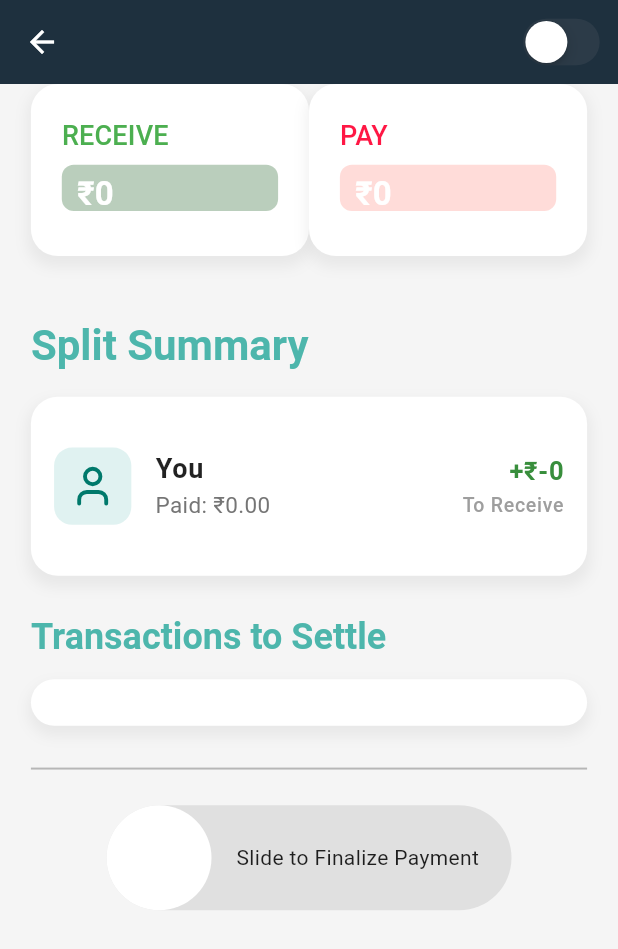
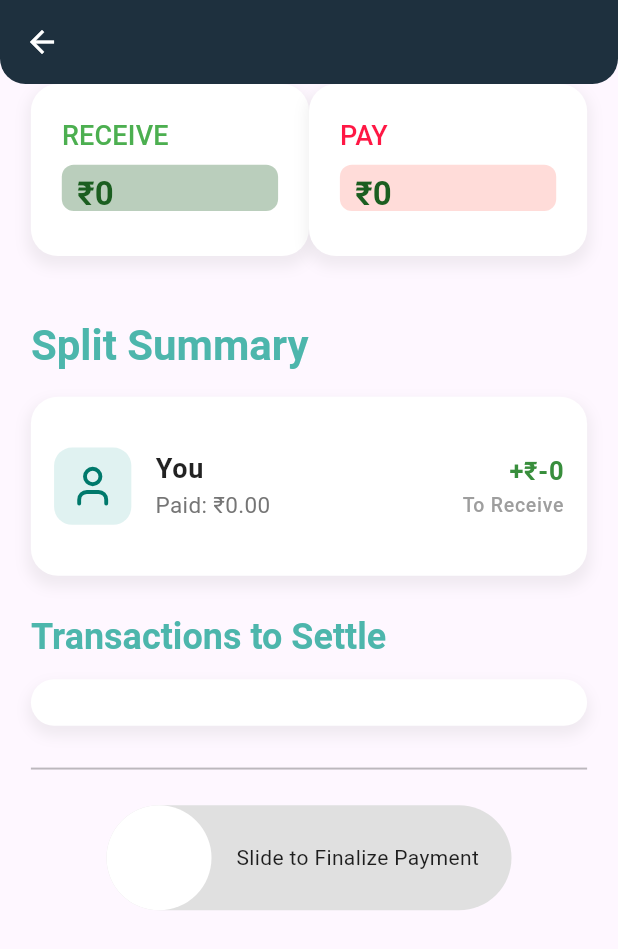
Before and after one commit to deepankar0611/split_wise, a Flutter app: the FinalSplitScreen screen opened directly with empty values, on a phone screen of 412 x 824 dp. Shown: the top 949 px of the screen. Run offline on Flutter 3.47's test engine with Material 3 defaults, Android fonts, the phone set to English and light mode, and no system bars; drawn by our look-alikes of slider_button; our stand-ins replace cloud_firestore, firebase_auth, firebase_core, flutter_riverpod, google_fonts, google_sign_in and 5 more; accounts and stored records are empty; project files that could hold a hidden picture were left out.

```diff
--- a/lib/split/final_split_screen.dart
+++ b/lib/split/final_split_screen.dart
@@ -9,10 +9,10 @@ import 'dart:ui';
 
 class FinalSplitScreen extends StatefulWidget {
   final List<Map<String, dynamic>> selectedPeople;
-  final Map<String, double> payerAmounts;
+  final Map<String, double> payerAmounts; // Now expects UID keys
   final double totalAmount;
   final String expenseDescription;
-  final String selectedCategory;
+  final String selectedCategory; // Added for consistency with HomeScreen
 
   const FinalSplitScreen({
     super.key,
@@ -29,29 +29,9 @@ class FinalSplitScreen extends StatefulWidget {
 
 class _FinalSplitScreenState extends State<FinalSplitScreen> {
   bool _paymentFinalized = false;
-  bool _isDarkMode = false;
-  String currentUserName = "You";
-
-  @override
-  void initState() {
-    super.initState();
-    _fetchCurrentUserName();
-  }
-
-  Future<void> _fetchCurrentUserName() async {
-    final userDoc = await FirebaseFirestore.instance
-        .collection('users')
-        .doc(FirebaseAuth.instance.currentUser!.uid)
-        .get();
-    if (userDoc.exists) {
-      setState(() {
-        currentUserName = userDoc['name'] ?? "You";
-      });
-    }
-  }
 
   double _calculateAmountPerPerson() {
-    return widget.totalAmount / (widget.selectedPeople.length + 1);
+    return widget.totalAmount / (widget.selectedPeople.length + 1); // +1 for "You"
   }
 
   void _handleFinalizePayment() {
@@ -59,17 +39,31 @@ class _FinalSplitScreenState extends State<FinalSplitScreen> {
       _paymentFinalized = true;
     });
 
+    User? user = FirebaseAuth.instance.currentUser;
+    if (user == null) return;
+
+    // Unified list of participants with UIDs
     List<Map<String, dynamic>> people = [
-      {"name": currentUserName}
+      {"name": "You", "uid": user.uid}
     ]..addAll(widget.selectedPeople);
 
-    Map<String, double> finalPayerAmounts = Map.from(widget.payerAmounts);
-    print("Final Payer Amounts: $finalPayerAmounts");
+    // Convert payerAmounts to UID-based map
+    Map<String, double> finalPayerAmounts = {};
+    for (var person in people) {
+      String uid = person['uid'];
+      String name = person['name'];
+      finalPayerAmounts[uid] = name == "You" && widget.payerAmounts.isEmpty
+          ? widget.totalAmount
+          : widget.payerAmounts[name] ?? 0.0;
+    }
 
-    List<Map<String, dynamic>> transactions =
-    _calculateTransactions(people, _calculateAmountPerPerson(), finalPayerAmounts);
+    List<Map<String, dynamic>> transactions = _calculateTransactions(
+      people,
+      _calculateAmountPerPerson(),
+      finalPayerAmounts,
+    );
 
-    _uploadSplitData(transactions);
+    _uploadSplitData(people, finalPayerAmounts, transactions);
 
     Future.delayed(const Duration(milliseconds: 1400), () {
       if (mounted) {
@@ -94,98 +88,59 @@ class _FinalSplitScreenState extends State<FinalSplitScreen> {
         DocumentSnapshot receiverSnapshot = await transaction.get(receiverRef);
 
         if (!payerSnapshot.exists || !receiverSnapshot.exists) {
-          print("⚠ Payer or Receiver document does not exist!");
+          print("⚠ User document missing!");
           return;
         }
 
-        double currentPayerAmount =
-            (payerSnapshot.data() as Map<String, dynamic>?)?['amountToPay']?.toDouble() ?? 0.0;
-        double currentReceiverAmount =
-            (receiverSnapshot.data() as Map<String, dynamic>?)?['amountToReceive']?.toDouble() ?? 0.0;
+        double currentPayerAmount = (payerSnapshot.data() as Map<String, dynamic>?)?['amountToPay']?.toDouble() ?? 0.0;
+        double currentReceiverAmount = (receiverSnapshot.data() as Map<String, dynamic>?)?['amountToReceive']?.toDouble() ?? 0.0;
 
-        double updatedPayerAmount = currentPayerAmount + amount;
-        double updatedReceiverAmount = currentReceiverAmount + amount;
-
-        transaction.update(payerRef, {'amountToPay': updatedPayerAmount});
-        transaction.update(receiverRef, {'amountToReceive': updatedReceiverAmount});
-
-        print("✅ Updated Payer ($payerUid) - Amount to Pay: $updatedPayerAmount");
-        print("✅ Updated Receiver ($receiverUid) - Amount to Receive: $updatedReceiverAmount");
+        transaction.update(payerRef, {'amountToPay': currentPayerAmount + amount});
+        transaction.update(receiverRef, {'amountToReceive': currentReceiverAmount + amount});
       });
-
-      print("🔥 User balances updated successfully!");
     } catch (e) {
       print("⚠ Error updating balance: $e");
     }
   }
 
-  Future<void> _uploadSplitData(List<Map<String, dynamic>> transactions) async {
+  Future<void> _uploadSplitData(
+      List<Map<String, dynamic>> people,
+      Map<String, double> finalPayerAmounts,
+      List<Map<String, dynamic>> transactions,
+      ) async {
     try {
       FirebaseFirestore firestore = FirebaseFirestore.instance;
       User? user = FirebaseAuth.instance.currentUser;
-
       if (user == null) {
         print("⚠ User not logged in");
         return;
       }
 
-      // Prepare paidBy map with UIDs as keys
+      // Prepare the paidBy map with UIDs
       Map<String, double> paidBy = {};
-      for (var payerName in widget.payerAmounts.keys) {
-        String? payerUid = (payerName == currentUserName)
-            ? user.uid
-            : widget.selectedPeople.firstWhere(
-              (p) => p['name'] == payerName,
-          orElse: () => {'uid': null},
-        )['uid'];
-        if (payerUid != null) {
-          paidBy[payerUid] = widget.payerAmounts[payerName] ?? 0.0;
-        }
+      for (var person in people) {
+        paidBy[person['uid']] = finalPayerAmounts[person['uid']] ?? 0.0;
       }
 
       DocumentReference splitRef = await firestore.collection('splits').add({
         'createdBy': user.uid,
         'description': widget.expenseDescription,
         'totalAmount': widget.totalAmount,
-        'participants': [
-          user.uid,
-          ...widget.selectedPeople.map((p) => p['uid'] ?? "Unknown")
-        ],
+        'participants': people.map((p) => p['uid']).toList(),
         'createdAt': FieldValue.serverTimestamp(),
-        'category': widget.selectedCategory,
-        'paidBy': paidBy, // Store total paid amounts by UID
+        'paidBy': paidBy, // Store paid amounts at split level
+        'category': widget.selectedCategory, // Include category
       });
 
-      print("✅ Split created with ID: ${splitRef.id}, paidBy: $paidBy");
+      print("✅ Split created with ID: ${splitRef.id}, PaidBy: $paidBy");
 
       for (var transaction in transactions) {
-        String? payerName = transaction['from'];
-        String? receiverName = transaction['to'];
+        String payerName = transaction['from'];
+        String receiverName = transaction['to'];
         double amount = transaction['amount'];
 
-        print("🔹 Transaction: $payerName → $receiverName, Amount: $amount");
-
-        String? payerUid = (payerName == currentUserName)
-            ? user.uid
-            : widget.selectedPeople.firstWhere(
-              (p) => p['name'] == payerName,
-          orElse: () => {'uid': null},
-        )['uid'];
-
-        String? receiverUid = (receiverName == currentUserName)
-            ? user.uid
-            : widget.selectedPeople.firstWhere(
-              (p) => p['name'] == receiverName,
-          orElse: () => {'uid': null},
-        )['uid'];
-
-        if (payerUid == null || receiverUid == null) {
-          print("⚠ Missing payer/receiver UID for transaction: $transaction");
-          continue;
-        }
-
-        // Use the transaction-specific amount
-        print("✅ Transaction Amount for $payerName ($payerUid): $amount");
+        String payerUid = people.firstWhere((p) => p['name'] == payerName)['uid'];
+        String receiverUid = people.firstWhere((p) => p['name'] == receiverName)['uid'];
 
         await splitRef.collection('transactions').add({
           'from': payerUid,
@@ -193,8 +148,6 @@ class _FinalSplitScreenState extends State<FinalSplitScreen> {
           'amount': amount,
           'timestamp': FieldValue.serverTimestamp(),
         });
-
-        print("🔥 Transaction uploaded: $payerName pays ₹$amount to $receiverName");
 
         await updateUserBalance(
           payerUid: payerUid,
@@ -210,17 +163,19 @@ class _FinalSplitScreenState extends State<FinalSplitScreen> {
   }
 
   List<Map<String, dynamic>> _calculateTransactions(
-      List<Map<String, dynamic>> people, double amountPerPerson, Map<String, double> finalPayerAmounts) {
+      List<Map<String, dynamic>> people,
+      double amountPerPerson,
+      Map<String, double> finalPayerAmounts,
+      ) {
     List<Map<String, dynamic>> transactions = [];
-
     List<Map<String, dynamic>> balances = people.map((person) {
       return {
         'name': person['name'],
-        'balance': (finalPayerAmounts[person['name']] ?? 0.0) - amountPerPerson
+        'balance': (finalPayerAmounts[person['uid']] ?? 0.0) - amountPerPerson,
       };
     }).toList();
 
-    balances.sort((a, b) => (a['balance'] as double).compareTo((b['balance'] as double)));
+    balances.sort((a, b) => (a['balance'] as double).compareTo(b['balance'] as double));
 
     int i = 0, j = balances.length - 1;
     while (i < j) {
@@ -253,22 +208,28 @@ class _FinalSplitScreenState extends State<FinalSplitScreen> {
     var screenWidth = MediaQuery.of(context).size.width;
     var screenHeight = MediaQuery.of(context).size.height;
 
-    Map<String, double> finalPayerAmounts = Map.from(widget.payerAmounts);
+    User? user = FirebaseAuth.instance.currentUser;
     List<Map<String, dynamic>> allPeople = [
-      {"name": currentUserName}
+      {"name": "You", "uid": user?.uid ?? ""}
     ]..addAll(widget.selectedPeople);
 
-    List<Map<String, dynamic>> transactions =
-    _calculateTransactions(allPeople, amountPerPerson, finalPayerAmounts);
+    Map<String, double> finalPayerAmounts = {};
+    for (var person in allPeople) {
+      String uid = person['uid'];
+      String name = person['name'];
+      finalPayerAmounts[uid] = name == "You" && widget.payerAmounts.isEmpty
+          ? widget.totalAmount
+          : widget.payerAmounts[name] ?? 0.0;
+    }
 
-    double userAmount = finalPayerAmounts[currentUserName] ?? 0.0;
+    List<Map<String, dynamic>> transactions = _calculateTransactions(allPeople, amountPerPerson, finalPayerAmounts);
+
+    double userAmount = finalPayerAmounts[user?.uid ?? ""] ?? 0.0;
     double userToPay = amountPerPerson - userAmount;
-    double userToReceive = userAmount;
 
     return Scaffold(
-      backgroundColor: _isDarkMode ? const Color(0xFF121212) : const Color(0xFFF5F5F5),
       appBar: AppBar(
-        title: Text(widget.expenseDescription),
+        title: Center(child: Text(widget.expenseDescription)),
         titleTextStyle: TextStyle(
           color: Colors.white,
           fontSize: screenWidth > 600 ? 24 : 22,
@@ -278,20 +239,9 @@ class _FinalSplitScreenState extends State<FinalSplitScreen> {
         centerTitle: true,
         elevation: 1,
         iconTheme: const IconThemeData(color: Colors.white),
-        actions: [
-          Padding(
-            padding: EdgeInsets.symmetric(horizontal: screenWidth * 0.02),
-            child: CupertinoSwitch(
-              value: _isDarkMode,
-              onChanged: (value) {
-                setState(() {
-                  _isDarkMode = value;
-                });
-              },
-              activeColor: Colors.teal.shade400,
+        shape: const RoundedRectangleBorder(
+          borderRadius: BorderRadius.vertical(bottom: Radius.circular(17)),
         ),
-          ),
-        ],
       ),
       body: Stack(
         children: [
@@ -326,23 +276,17 @@ class _FinalSplitScreenState extends State<FinalSplitScreen> {
                   SizedBox(height: screenHeight * 0.03),
                   Text("Split Summary",
                       style: Theme.of(context).textTheme.headlineMedium?.copyWith(
-                          color: Colors.teal.shade300,
-                          fontWeight: FontWeight.bold,
-                          fontSize: screenWidth > 600 ? 32 : 28)),
+                          color: Colors.teal.shade300, fontWeight: FontWeight.bold, fontSize: screenWidth > 600 ? 32 : 28)),
                   SizedBox(height: screenHeight * 0.02),
                   _buildListView(screenWidth, allPeople, finalPayerAmounts, amountPerPerson),
                   SizedBox(height: screenHeight * 0.03),
                   Text("Transactions to Settle",
                       style: Theme.of(context).textTheme.headlineSmall?.copyWith(
-                          color: Colors.teal.shade300,
-                          fontWeight: FontWeight.bold,
-                          fontSize: screenWidth > 600 ? 28 : 24)),
+                          color: Colors.teal.shade300, fontWeight: FontWeight.bold, fontSize: screenWidth > 600 ? 28 : 24)),
                   SizedBox(height: screenHeight * 0.015),
                   _buildListView(screenWidth, transactions, {}, 0),
                   SizedBox(height: screenHeight * 0.025),
-                  Divider(
-                      thickness: 1.3,
-                      color: _isDarkMode ? Colors.grey.shade600 : Colors.black26),
+                  const Divider(thickness: 1.3, color: Colors.black26),
                   SizedBox(height: screenHeight * 0.02),
                   _buildFinalizeButton(),
                   SizedBox(height: screenHeight * 0.2),
@@ -363,11 +307,7 @@ class _FinalSplitScreenState extends State<FinalSplitScreen> {
                   BackdropFilter(
                     filter: ImageFilter.blur(sigmaX: 5.0, sigmaY: 5.0),
                     child: Center(
-                      child: Lottie.asset(
-                        'assets/animation/45.json',
-                        width: 200,
-                        height: 200,
-                      ),
+                      child: Lottie.asset('assets/animation/45.json', width: 200, height: 200),
                     ),
                   ),
               ],
@@ -383,15 +323,10 @@ class _FinalSplitScreenState extends State<FinalSplitScreen> {
       padding: EdgeInsets.all(width * 0.05),
       margin: EdgeInsets.only(bottom: width * 0.04),
       decoration: BoxDecoration(
-        color: _isDarkMode ? Colors.grey.shade800 : Colors.white,
+        color: Colors.white,
         borderRadius: BorderRadius.circular(18),
         boxShadow: [
-          BoxShadow(
-            color: Colors.grey.withOpacity(0.15),
-            spreadRadius: 2,
-            blurRadius: 7,
-            offset: const Offset(0, 5),
-          ),
+          BoxShadow(color: Colors.grey.withOpacity(0.15), spreadRadius: 2, blurRadius: 7, offset: const Offset(0, 5)),
         ],
       ),
       child: Column(
@@ -399,39 +334,27 @@ class _FinalSplitScreenState extends State<FinalSplitScreen> {
         children: [
           Text(label,
               style: Theme.of(context).textTheme.titleMedium?.copyWith(
-                  color: color,
-                  fontWeight: FontWeight.w500,
-                  fontSize: width > 600 ? 20 : 18)),
+                  color: color, fontWeight: FontWeight.w500, fontSize: width > 600 ? 20 : 18)),
           Padding(
             padding: EdgeInsets.only(top: width * 0.015),
             child: Stack(
               children: [
                 Container(
                   height: width * 0.075,
-                  decoration: BoxDecoration(
-                    color: bgColor.withOpacity(0.3),
-                    borderRadius: BorderRadius.circular(8),
-                  ),
+                  decoration: BoxDecoration(color: bgColor.withOpacity(0.3), borderRadius: BorderRadius.circular(8)),
                 ),
                 ClipRect(
                   child: Container(
                     height: width * 0.075,
-                    width: width * 0.4 *
-                        (amount / (label == "RECEIVE" ? 30000 : 10000)),
-                    decoration: BoxDecoration(
-                      color: color.withOpacity(0.8),
-                      borderRadius: BorderRadius.circular(8),
-                    ),
+                    width: width * 0.4 * (amount / (label == "RECEIVE" ? 30000 : 10000)),
+                    decoration: BoxDecoration(color: color.withOpacity(0.2), borderRadius: BorderRadius.circular(8)),
                   ),
                 ),
                 Padding(
-                  padding: EdgeInsets.symmetric(
-                      vertical: width * 0.015, horizontal: width * 0.025),
+                  padding: EdgeInsets.symmetric(vertical: width * 0.015, horizontal: width * 0.025),
                   child: Text("₹${amount.toStringAsFixed(0)}",
                       style: Theme.of(context).textTheme.titleLarge?.copyWith(
-                          color: Colors.white,
-                          fontWeight: FontWeight.w700,
-                          fontSize: width > 600 ? 26 : 22)),
+                          color: Colors.green.shade900, fontWeight: FontWeight.w700, fontSize: width > 600 ? 26 : 22)),
                 ),
               ],
             ),
@@ -446,15 +369,10 @@ class _FinalSplitScreenState extends State<FinalSplitScreen> {
     return Container(
       padding: EdgeInsets.symmetric(vertical: width * 0.0375),
       decoration: BoxDecoration(
-        color: _isDarkMode ? Colors.grey.shade800 : Colors.white,
+        color: Colors.white,
         borderRadius: BorderRadius.circular(18),
         boxShadow: [
-          BoxShadow(
-            color: Colors.grey.withOpacity(0.15),
-            spreadRadius: 2,
-            blurRadius: 7,
-            offset: const Offset(0, 5),
-          ),
+          BoxShadow(color: Colors.grey.withOpacity(0.15), spreadRadius: 2, blurRadius: 7, offset: const Offset(0, 5)),
         ],
       ),
       child: ListView.builder(
@@ -468,28 +386,17 @@ class _FinalSplitScreenState extends State<FinalSplitScreen> {
 
   Widget _buildListTile(double width, Map<String, dynamic> item,
       Map<String, double> amounts, double amountPerPerson) {
-    if (item.containsKey('name')) { // For Split Summary
-      String payer = item["name"];
-      double amountPaid = amounts[payer] ?? 0.0;
+    if (item.containsKey('name')) { // Split Summary
+      String name = item["name"];
+      String uid = item["uid"];
+      double amountPaid = amounts[uid] ?? 0.0;
       double amountToPay = amountPerPerson - amountPaid;
-      String amountText;
-      TextStyle amountStyle;
-
-      if (amountToPay > 0) {
-        amountText = "-₹${amountToPay.toStringAsFixed(0)}";
-        amountStyle = TextStyle(
-          color: Colors.redAccent.shade700,
+      String amountText = amountToPay > 0 ? "-₹${amountToPay.toStringAsFixed(0)}" : "+₹${(-amountToPay).toStringAsFixed(0)}";
+      TextStyle amountStyle = TextStyle(
+        color: amountToPay > 0 ? Colors.redAccent.shade700 : Colors.green.shade700,
         fontWeight: FontWeight.w700,
         fontSize: width > 600 ? 20 : 17,
       );
-      } else {
-        amountText = "+₹${(-amountToPay).toStringAsFixed(0)}";
-        amountStyle = TextStyle(
-          color: Colors.green.shade700,
-          fontWeight: FontWeight.w700,
-          fontSize: width > 600 ? 20 : 17,
-        );
-      }
 
       return Padding(
         padding: EdgeInsets.symmetric(horizontal: width * 0.0375, vertical: width * 0.02),
@@ -497,69 +404,41 @@ class _FinalSplitScreenState extends State<FinalSplitScreen> {
           contentPadding: EdgeInsets.zero,
           leading: Container(
             padding: EdgeInsets.all(width * 0.025),
-            decoration: BoxDecoration(
-              color: Colors.teal.shade50,
-              borderRadius: BorderRadius.circular(12),
+            decoration: BoxDecoration(color: Colors.teal.shade50, borderRadius: BorderRadius.circular(12)),
+            child: Icon(name == "You" ? LucideIcons.user : LucideIcons.users, color: Colors.teal.shade700, size: width * 0.075),
           ),
-            child: Icon(
-              payer == currentUserName ? LucideIcons.user : LucideIcons.users,
-              color: Colors.teal.shade700,
-              size: width * 0.075,
-            ),
-          ),
-          title: Text(
-            payer == currentUserName ? "You" : payer,
-            style: TextStyle(
-              fontWeight: FontWeight.w600,
-              fontSize: width > 600 ? 22 : 18,
-              color: _isDarkMode ? Colors.white : Colors.black87,
-            ),
-          ),
+          title: Text(name == "You" ? "You" : name,
+              style: TextStyle(fontWeight: FontWeight.w600, fontSize: width > 600 ? 22 : 18, color: Colors.black87)),
           subtitle: Text("Paid: ₹${amountPaid.toStringAsFixed(2)}",
-              style: TextStyle(
-                fontSize: width > 600 ? 18 : 15,
-                color: _isDarkMode ? Colors.grey.shade400 : Colors.grey.shade600,
-              )),
+              style: TextStyle(fontSize: width > 600 ? 18 : 15, color: Colors.grey.shade600)),
           trailing: Column(
             mainAxisAlignment: MainAxisAlignment.center,
             crossAxisAlignment: CrossAxisAlignment.end,
             children: [
               Text(amountText, style: amountStyle),
-              Text(
-                amountToPay > 0 ? "To Pay" : "To Receive",
-                style: TextStyle(
-                    color: _isDarkMode ? Colors.grey.shade400 : Colors.grey.shade500,
-                    fontSize: width > 600 ? 16 : 13),
-              ),
+              Text(amountToPay > 0 ? "To Pay" : "To Receive",
+                  style: TextStyle(color: Colors.grey.shade500, fontSize: width > 600 ? 16 : 13)),
             ],
           ),
         ),
       );
-    } else { // For Transactions to Settle
+    } else { // Transactions to Settle
       return Padding(
         padding: EdgeInsets.symmetric(horizontal: width * 0.0375, vertical: width * 0.025),
         child: ListTile(
           contentPadding: EdgeInsets.zero,
           leading: Container(
             padding: EdgeInsets.all(width * 0.02),
-            decoration: BoxDecoration(
-              color: Colors.teal.shade50,
-              borderRadius: BorderRadius.circular(12),
+            decoration: BoxDecoration(color: Colors.teal.shade50, borderRadius: BorderRadius.circular(12)),
+            child: Icon(LucideIcons.arrowRightCircle, color: Colors.teal.shade700, size: width * 0.065),
           ),
-            child: Icon(
-              LucideIcons.arrowRightCircle,
-              color: Colors.teal.shade700,
-              size: width * 0.065,
-            ),
-          ),
-          title: Text(
-            "${item['from']} has to pay ₹${item['amount'].toStringAsFixed(2)} to ${item['to']}",
+          title: Text("${item['from']} to ${item['to']}",
+              style: TextStyle(fontWeight: FontWeight.w600, fontSize: width > 600 ? 20 : 17, color: Colors.black87)),
+          trailing: Text("₹${item['amount'].toStringAsFixed(2)}",
               style: TextStyle(
-              fontWeight: FontWeight.w600,
+                  fontWeight: FontWeight.w700,
                   fontSize: width > 600 ? 20 : 17,
-              color: _isDarkMode ? Colors.white : Colors.black87,
-            ),
-          ),
+                  color: Colors.green.shade700)),
         ),
       );
     }
```
Also changed, not shown: lib/friends.dart (+11 -27 lines). Lines whose indentation alone changed are shown as unchanged.
